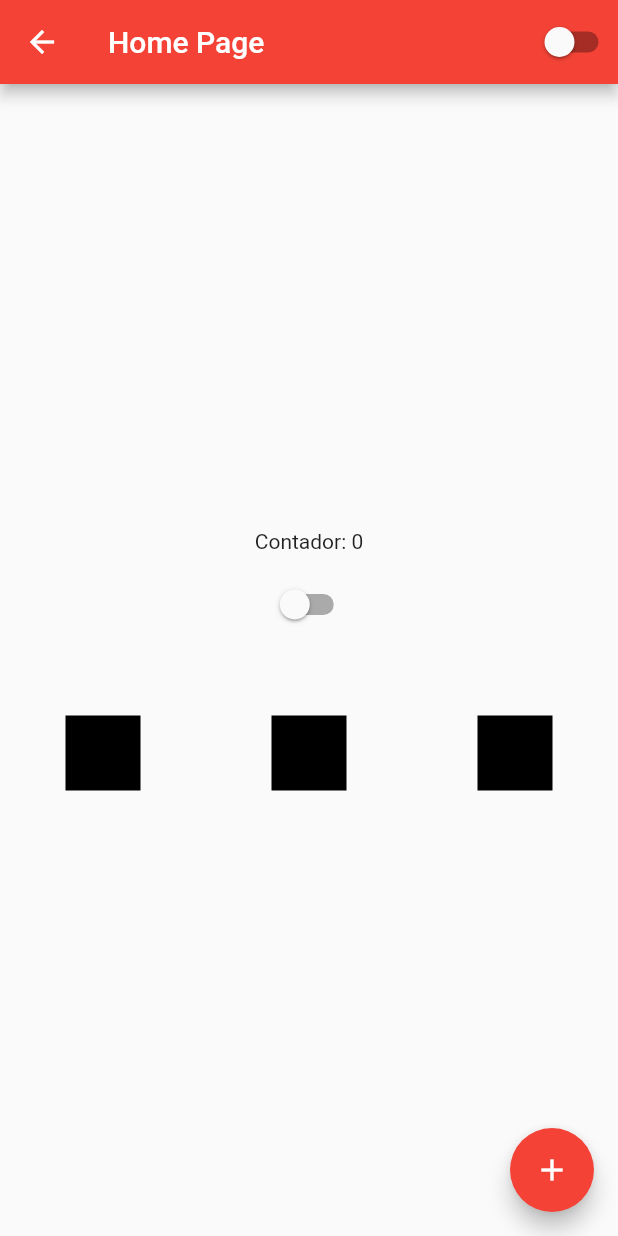
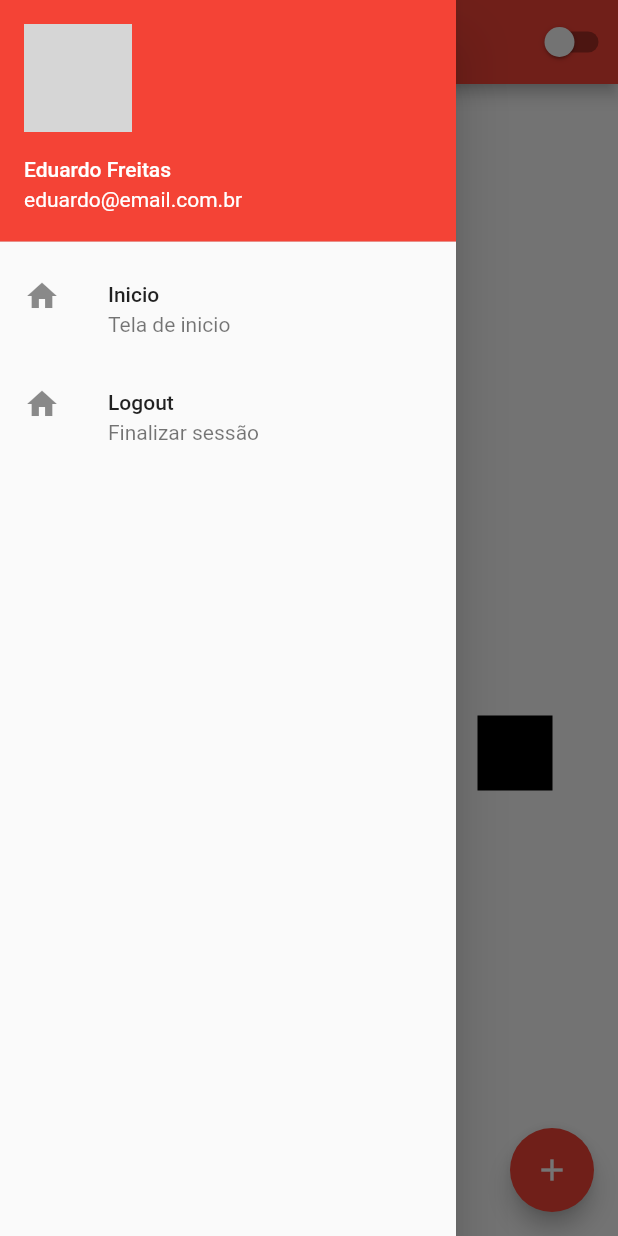
Before and after one commit to Edufreitass/flutterando, a Flutter app: the HomePage screen opened by its route, with the side drawer open (before the commit the screen has no drawer), on a phone screen of 412 x 824 dp. Run offline on Flutter 3.47's test engine with Material 2 defaults, Android fonts, the phone set to English and light mode, and no system bars; network calls fail; grey boxes are pictures that could not be loaded.

```diff
--- a/lib/home_page.dart
+++ b/lib/home_page.dart
@@ -14,6 +14,34 @@ class HomePageState extends State<HomePage> {
   @override
   Widget build(BuildContext context) {
     return Scaffold(
+      drawer: Drawer(
+        child: Column(
+          children: [
+            UserAccountsDrawerHeader(
+              currentAccountPicture: Image.network(
+                  'https://avatars.githubusercontent.com/u/56324728?v=4'),
+              accountName: Text('Eduardo Freitas'),
+              accountEmail: Text('eduardo@email.com.br'),
+            ),
+            ListTile(
+              leading: Icon(Icons.home),
+              title: Text('Inicio'),
+              subtitle: Text('Tela de inicio'),
+              onTap: () {
+                print('home');
+              },
+            ),
+            ListTile(
+              leading: Icon(Icons.home),
+              title: Text('Logout'),
+              subtitle: Text('Finalizar sessão'),
+              onTap: () {
+                Navigator.of(context).pushReplacementNamed('/');
+              },
+            ),
+          ],
+        ),
+      ),
       appBar: AppBar(
         title: Text('Home Page'),
         actions: [
```
